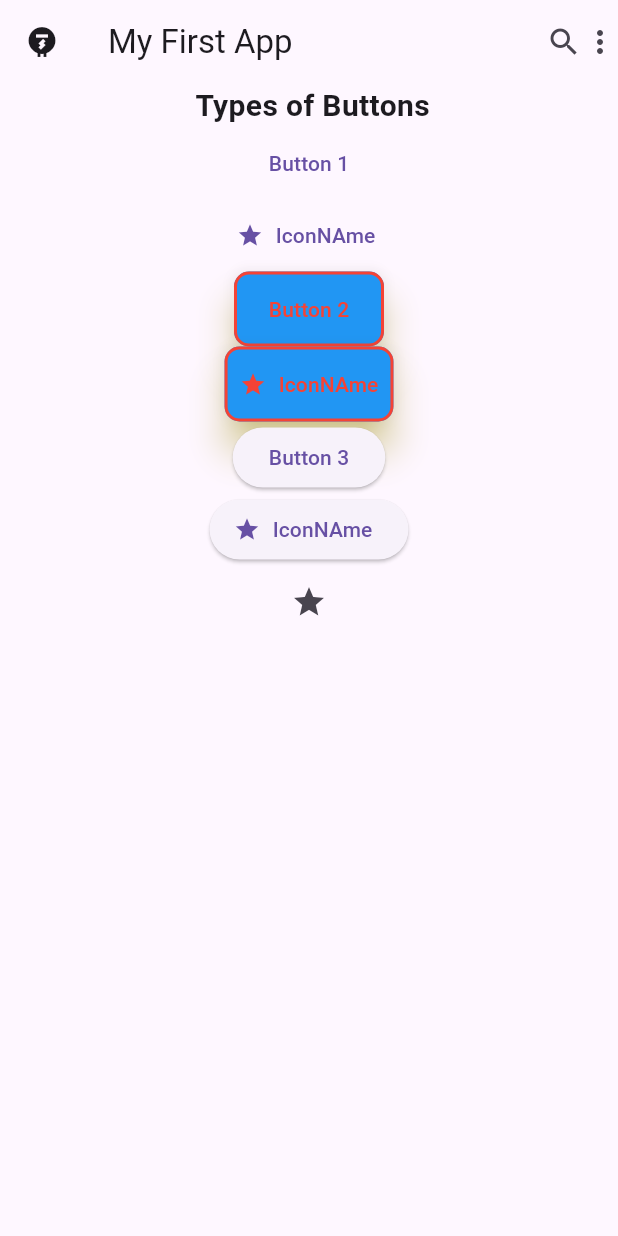
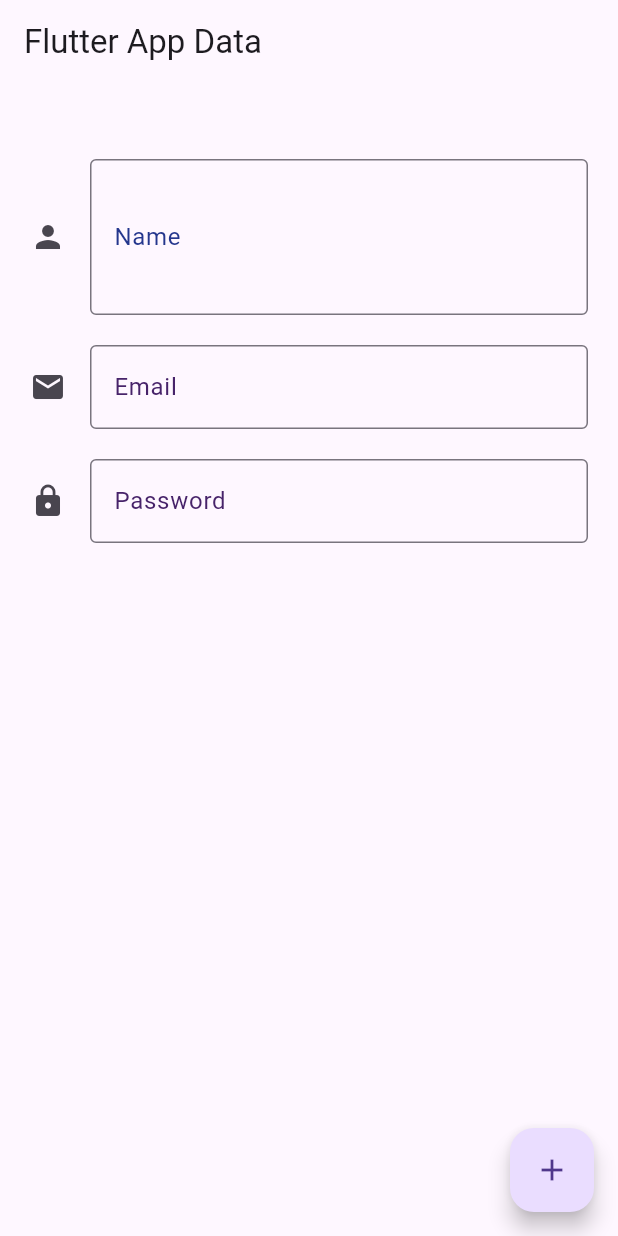
Before and after one commit to Pcode13/Flutter_udemyProject, a Flutter app: the screen it shows after launch, on a phone screen of 412 x 824 dp. Run offline on Flutter 3.47's test engine with Material 3 defaults, Android fonts, the phone set to English and light mode, and no system bars.

Commit message:
TextFeild Input

```diff
--- a/lib/main.dart
+++ b/lib/main.dart
@@ -1,4 +1,5 @@
 import 'package:flutter/material.dart';
+import 'package:my_project_name/screens/TextFieldInput.dart';
 
 void main() {
   runApp(MyApp());
@@ -10,64 +11,7 @@ class MyApp extends StatelessWidget {
   @override
   Widget build(BuildContext context) {
     return MaterialApp(
-      home: Scaffold(
-        appBar: AppBar(
-          leading: Icon(Icons.electric_meter),
-          title: Text('My First App'),
-          actions: [Icon(Icons.search), Icon(Icons.more_vert)],
-        ),
-        body:
-        Column(
-          children: [
-            Row(
-              mainAxisAlignment: MainAxisAlignment.center,
-              children: [
-                Text(' Types of Buttons', style: TextStyle(fontSize: 20, fontWeight: FontWeight.bold)),
-              ],),
-            Column(
-              mainAxisAlignment: MainAxisAlignment.center,
-              children: [
-                TextButton(onPressed: ((){}), child: Text('Button 1')),
-                TextButton.icon(onPressed: ((){}), label: Text('IconNAme'), icon: Icon(Icons.star)),
-                OutlinedButton(
-                  style: ButtonStyle(
-                    backgroundColor: WidgetStatePropertyAll(Colors.blue),
-                    foregroundColor:WidgetStatePropertyAll(Colors.red),
-                    overlayColor: WidgetStatePropertyAll(Colors.green),
-                    shadowColor: WidgetStatePropertyAll(Colors.yellow),
-                    elevation: WidgetStatePropertyAll(10),
-                    padding: WidgetStatePropertyAll(EdgeInsets.all(10)),
-                    side: WidgetStatePropertyAll(BorderSide(color: Colors.red, width: 2)),
-                    shape: WidgetStatePropertyAll(RoundedRectangleBorder(borderRadius: BorderRadius.circular(10))),
-                    minimumSize: WidgetStatePropertyAll(Size(100, 50)),
-                    animationDuration: Duration(seconds: 2),
-                    mouseCursor: WidgetStatePropertyAll(MouseCursor.defer)),
-                  onPressed: ((){}), child: Text('Button 2')),
-                OutlinedButton.icon(
-                  style: ButtonStyle(
-                    backgroundColor: WidgetStatePropertyAll(Colors.blue),
-                    foregroundColor:WidgetStatePropertyAll(Colors.red),
-                    overlayColor: WidgetStatePropertyAll(Colors.green),
-                    shadowColor: WidgetStatePropertyAll(Colors.yellow),
-                    elevation: WidgetStatePropertyAll(10),
-                    padding: WidgetStatePropertyAll(EdgeInsets.all(10)),
-                    side: WidgetStatePropertyAll(BorderSide(color: Colors.red, width: 2)),
-                    shape: WidgetStatePropertyAll(RoundedRectangleBorder(borderRadius: BorderRadius.circular(10))),
-                    minimumSize: WidgetStatePropertyAll(Size(100, 50)),
-                    animationDuration: Duration(seconds: 2),
-                    mouseCursor: WidgetStatePropertyAll(MouseCursor.defer),
-
-
-
-                  ),
-                  onPressed: ((){}), label: Text('IconNAme'), icon: Icon(Icons.star)),
-                ElevatedButton(onPressed: ((){}), child: Text('Button 3')),
-                ElevatedButton.icon(onPressed: ((){}), label: Text('IconNAme'), icon: Icon(Icons.star)),
-                IconButton(onPressed: ((){}), icon: Icon(Icons.star)),
-              ],),
-          ],
-        )
-      ),
+      home: Textfieldinput()
     );
   }
 }
--- /dev/null
+++ b/lib/screens/TextFieldInput.dart
@@ -0,0 +1,75 @@
+import 'package:flutter/material.dart';
+
+class Textfieldinput extends StatelessWidget {
+  const Textfieldinput({Key? key}) : super(key: key);
+
+  @override
+  Widget build(BuildContext context) {
+    return MaterialApp(
+      home: Scaffold(
+        appBar: AppBar(title: Text('Flutter App Data')),
+          floatingActionButton: FloatingActionButton(
+            onPressed: () {},
+            child: Icon(Icons.add),
+          ),
+        body: Container(
+          margin: EdgeInsets.all(10),
+          child: Column(
+            children: [
+              const SizedBox(height: 30),
+
+              Container(
+                margin: EdgeInsets.all(10),
+                child: TextField(
+                  maxLines: 3,
+                  decoration: InputDecoration(
+                    border: OutlineInputBorder(),
+                    labelText: 'Name',
+                    hintText: 'Enter your name',
+
+                    labelStyle: TextStyle(
+                      color: const Color.fromARGB(255, 36, 54, 141),
+                    ),
+                    icon: Icon(Icons.person),
+                  ),
+                  keyboardType: TextInputType.name,
+                ),
+              ),
+              Container(
+                margin: EdgeInsets.all(10),
+                // color: Colors.brown,
+                child: TextField(
+                  decoration: InputDecoration(
+                    border: OutlineInputBorder(),
+                    labelText: 'Email',
+                    labelStyle: TextStyle(
+                      color: const Color.fromARGB(255, 71, 35, 106),
+                    ),
+                    icon: Icon(Icons.mail),
+                  ),
+                  keyboardType: TextInputType.emailAddress,
+                ),
+              ),
+              Container(
+                margin: EdgeInsets.all(10),
+                // color: Colors.brown,
+                child: TextField(
+                  decoration: InputDecoration(
+                    border: OutlineInputBorder(),
+                    labelText: 'Password',
+                    labelStyle: TextStyle(
+                      color: const Color.fromARGB(255, 71, 35, 106),
+                    ),
+                    icon: Icon(Icons.lock),
+                  ),
+                  keyboardType: TextInputType.visiblePassword,
+                  obscureText: true,
+                ),
+              ),
+            ],
+          ),
+        ),
+      ),
+    );
+  }
+}
```
